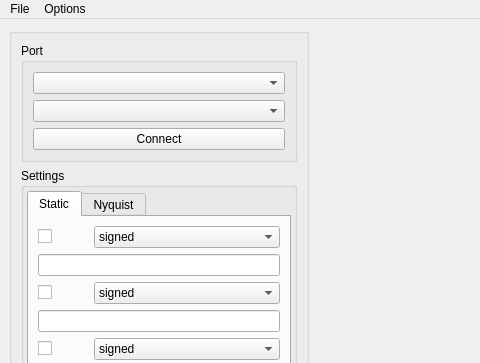
Old version of the form ui/mainwindow.ui in the repository Yuri-Sharapov/QVectorDebug; both pictures show x 0 to 480 and y 0 to 363 of the 800 by 743 pixel window.
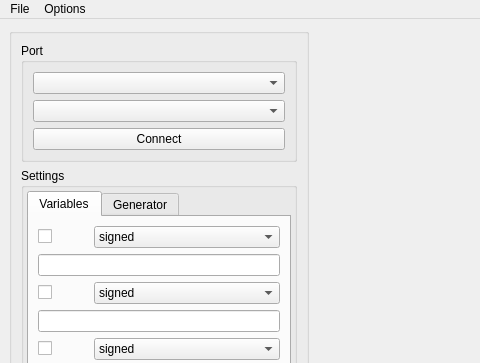
New version of the form. The open tabs and pages were chosen to show the change. Icons and pictures are not drawn.

Diff of the .ui file:
```diff
--- a/ui/mainwindow.ui
+++ b/ui/mainwindow.ui
@@ -126,7 +126,7 @@
              </property>
              <widget class="QWidget" name="tab">
               <attribute name="title">
-               <string>Static</string>
+               <string>Variables</string>
               </attribute>
               <layout class="QVBoxLayout" name="verticalLayout_4">
                <property name="bottomMargin">
@@ -375,7 +375,7 @@
              </widget>
              <widget class="QWidget" name="tab_2">
               <attribute name="title">
-               <string>Nyquist</string>
+               <string>Generator</string>
               </attribute>
               <layout class="QVBoxLayout" name="verticalLayout_9">
                <item>
```
Left out of the diff: 28 changed lines with no effect on the pictures.
